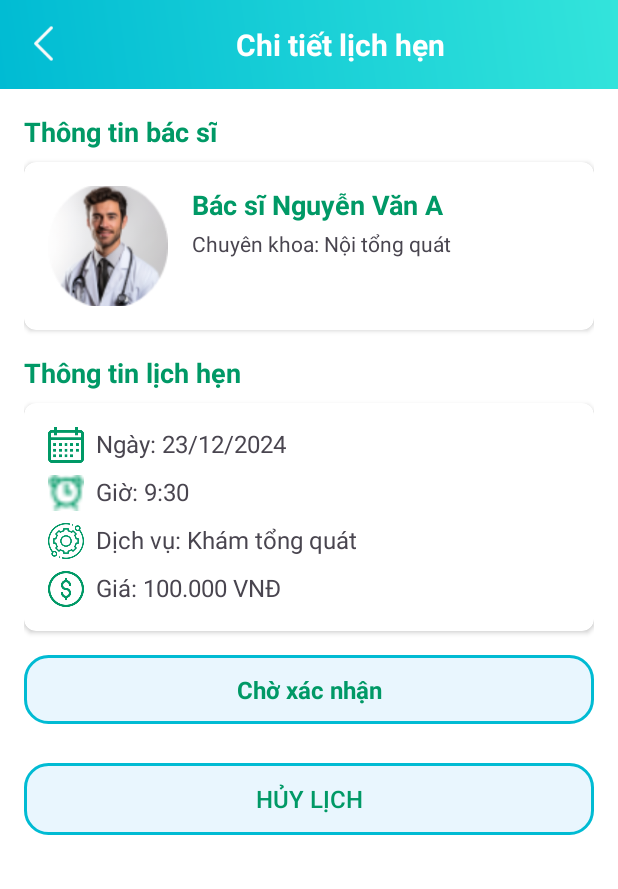
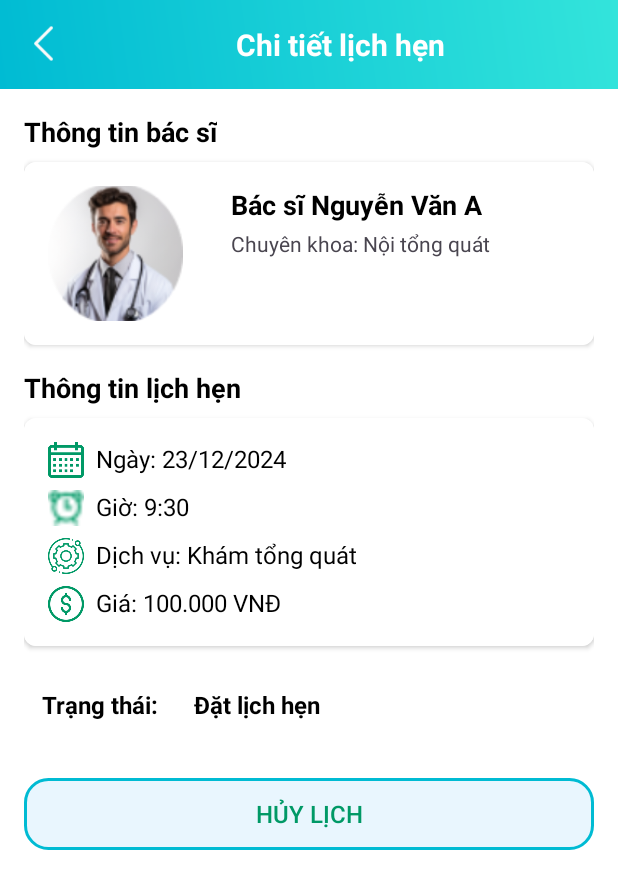
Before and after one commit to Amory826/DoAnTotNghiep, an Android app: the layout activity_detail_booking.xml on its own in the app's theme, with its tools: preview values and no code run, on a phone screen of 412 x 824 dp. Shown: the top 889 px of the screen. Run offline under Robolectric (Android 15) with nearby library versions, the phone set to English and light mode, and no system bars.

Commit message:
update detailBooking user fix 17:15 19/5

```diff
--- a/app/src/main/AndroidManifest.xml
+++ b/app/src/main/AndroidManifest.xml
@@ -72,6 +72,9 @@
             android:name=".Screen.Splash.SplashActivity2"
             android:exported="false" />
         <activity
+            android:name=".Screen.Home.DetailBookingActivity"
+            android:exported="false" />
+        <activity
             android:name=".Screen.Splash.MainActivity"
             android:exported="true">
             <intent-filter>
--- a/app/src/main/res/layout/activity_detail_booking.xml
+++ b/app/src/main/res/layout/activity_detail_booking.xml
@@ -50,7 +50,7 @@
                 android:layout_width="wrap_content"
                 android:layout_height="wrap_content"
                 android:text="@string/thongTinBacSi"
-                android:textColor="@color/textGreen"
+                android:textColor="@color/black"
                 android:textSize="18sp"
                 android:textStyle="bold"
                 android:layout_marginBottom="8dp"/>
@@ -60,20 +60,33 @@
                 android:layout_height="wrap_content"
                 android:layout_marginBottom="16dp"
                 app:cardCornerRadius="8dp"
+
                 app:cardElevation="2dp">
 
                 <LinearLayout
                     android:layout_width="match_parent"
                     android:layout_height="wrap_content"
                     android:orientation="horizontal"
+                    android:background="@color/white"
                     android:padding="16dp">
+
+                    <androidx.cardview.widget.CardView
+                        android:layout_width="90dp"
+                        android:layout_height="90dp"
+                        android:layout_marginEnd="16dp"
+                        android:layout_gravity="center_vertical"
+                        app:cardCornerRadius="32dp"
+                        app:cardElevation="0dp"
+                        app:cardPreventCornerOverlap="true"
+                        app:cardUseCompatPadding="false">
 
                         <ImageView
                             android:id="@+id/ivDoctorAvatar"
-                        android:layout_width="80dp"
-                        android:layout_height="80dp"
+                            android:layout_width="match_parent"
+                            android:layout_height="match_parent"
                             android:scaleType="centerCrop"
                             android:src="@drawable/nam" />
+                    </androidx.cardview.widget.CardView>
 
                     <LinearLayout
                         android:layout_width="match_parent"
@@ -86,7 +99,7 @@
                             android:layout_width="wrap_content"
                             android:layout_height="wrap_content"
                             android:text="Bác sĩ Nguyễn Văn A"
-                            android:textColor="@color/textGreen"
+                            android:textColor="@color/black"
                             android:textSize="18sp"
                             android:textStyle="bold" />
 
@@ -106,7 +119,7 @@
                 android:layout_width="wrap_content"
                 android:layout_height="wrap_content"
                 android:text="Thông tin lịch hẹn"
-                android:textColor="@color/textGreen"
+                android:textColor="@color/black"
                 android:textSize="18sp"
                 android:textStyle="bold"
                 android:layout_marginBottom="8dp"/>
@@ -122,6 +135,7 @@
                     android:layout_width="match_parent"
                     android:layout_height="wrap_content"
                     android:orientation="vertical"
+                    android:background="@color/white"
                     android:padding="16dp">
 
                     <LinearLayout
@@ -142,6 +156,7 @@
                             android:layout_height="wrap_content"
                             android:layout_marginStart="8dp"
                             android:text="Ngày: 23/12/2024"
+                            android:textColor="@color/black"
                             android:textSize="16sp" />
                     </LinearLayout>
 
@@ -163,6 +178,7 @@
                             android:layout_height="wrap_content"
                             android:layout_marginStart="8dp"
                             android:text="Giờ: 9:30"
+                            android:textColor="@color/black"
                             android:textSize="16sp" />
                     </LinearLayout>
 
@@ -184,6 +200,7 @@
                             android:layout_height="wrap_content"
                             android:layout_marginStart="8dp"
                             android:text="Dịch vụ: Khám tổng quát"
+                            android:textColor="@color/black"
                             android:textSize="16sp" />
                     </LinearLayout>
 
@@ -204,23 +221,36 @@
                             android:layout_height="wrap_content"
                             android:layout_marginStart="8dp"
                             android:text="Giá: 100.000 VNĐ"
+                            android:textColor="@color/black"
                             android:textSize="16sp" />
                     </LinearLayout>
                 </LinearLayout>
             </androidx.cardview.widget.CardView>
 
             <!-- Trạng thái lịch hẹn -->
+            <LinearLayout
+                android:layout_width="match_parent"
+                android:layout_height="wrap_content"
+                android:orientation="horizontal">
+                <TextView
+                    android:layout_width="wrap_content"
+                    android:layout_height="wrap_content"
+                    android:padding="12dp"
+                    android:text= "@string/trangThai"
+                    android:textColor="@color/black"
+                    android:textSize="16sp"
+                    android:textStyle="bold" />
                 <TextView
                     android:id="@+id/tvStatus"
                     android:layout_width="match_parent"
                     android:layout_height="wrap_content"
-                android:background="@drawable/back_cuss"
-                android:gravity="center"
                     android:padding="12dp"
-                android:text="Chờ xác nhận"
-                android:textColor="@color/textGreen"
+                    android:text= "@string/datLichHen"
+                    android:textColor="@color/black"
                     android:textSize="16sp"
                     android:textStyle="bold" />
+
+            </LinearLayout>
 
             <!-- Nút hành động -->
             <LinearLayout
--- a/app/src/main/res/values/strings.xml
+++ b/app/src/main/res/values/strings.xml
@@ -76,4 +76,5 @@
     <string name="soLuongToiDaMoiCa">Số lượng tối đa mỗi ca</string>
     <string name="thietLapGioLamViec">Thiết lập giờ làm việc</string>
     <string name="huyLich">Hủy lịch</string>
+    <string name="trangThai">Trạng thái:</string>
 </resources>
```
Also changed, not shown: app/src/main/java/dev/edu/doctorappointment/Adapter/AdapterBooking.java (+12 -1 lines), app/src/main/java/dev/edu/doctorappointment/Screen/Home/DetailBookingActivity.java (added, +156 -0 lines). Lines whose indentation alone changed are shown as unchanged.
